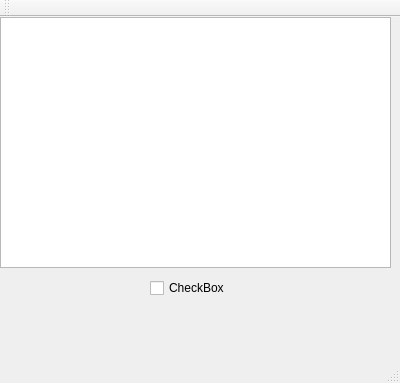
Qt form pomodorowidget.ui (Ajiperuyellow/pomodoro) before a commit.
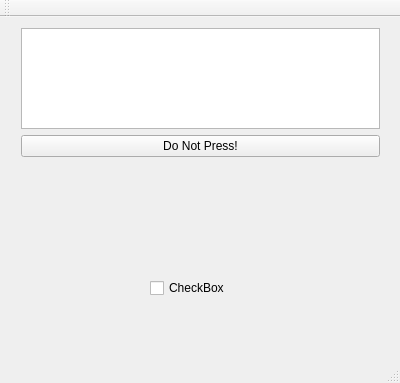
The same form after that commit.

Commit message: GUI now calls a framework funcion

Diff of the .ui file:
```diff
--- a/pomodorowidget.ui
+++ b/pomodorowidget.ui
@@ -14,15 +14,30 @@
    <string>PomodoroWidget</string>
   </property>
   <widget class="QWidget" name="centralWidget">
-   <widget class="QTextEdit" name="textEdit">
+   <widget class="QWidget" name="layoutWidget">
     <property name="geometry">
      <rect>
-      <x>0</x>
+      <x>10</x>
       <y>0</y>
-      <width>391</width>
-      <height>251</height>
+      <width>381</width>
+      <height>151</height>
      </rect>
     </property>
+    <layout class="QVBoxLayout" name="verticalLayout">
+     <item>
+      <widget class="QTextEdit" name="textEdit"/>
+     </item>
+     <item>
+      <widget class="QPushButton" name="killSwitch">
+       <property name="focusPolicy">
+        <enum>Qt::StrongFocus</enum>
+       </property>
+       <property name="text">
+        <string>Do Not Press!</string>
+       </property>
+      </widget>
+     </item>
+    </layout>
    </widget>
    <widget class="QCheckBox" name="checkBox">
     <property name="geometry">
```
The commit also changes 5 other files.
